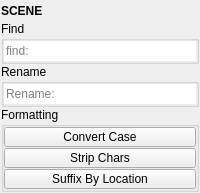
This is tentacle/ui/scene.ui in m3trik/tentacle as Qt 5 draws it before an edit. The edited form follows.
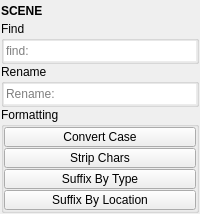
This is the edited form. Custom widgets are drawn as their Qt base class.

The edit to the form file:
```diff
--- a/tentacle/ui/scene.ui
+++ b/tentacle/ui/scene.ui
@@ -10,7 +10,7 @@
     <x>0</x>
     <y>0</y>
     <width>200</width>
-    <height>190</height>
+    <height>210</height>
    </rect>
   </property>
   <property name="tabShape">
@@ -250,6 +250,37 @@
            </property>
           </widget>
          </item>
+         <item>
+          <widget class="PushButton" name="tb003">
+           <property name="enabled">
+            <bool>true</bool>
+           </property>
+           <property name="minimumSize">
+            <size>
+             <width>0</width>
+             <height>20</height>
+            </size>
+           </property>
+           <property name="maximumSize">
+            <size>
+             <width>16777215</width>
+             <height>20</height>
+            </size>
+           </property>
+           <property name="toolTip">
+            <string>&lt;html&gt;&lt;head/&gt;&lt;body&gt;&lt;p&gt;Rename objects with a suffix defined by its type.&lt;/p&gt;&lt;/body&gt;&lt;/html&gt;</string>
+           </property>
+           <property name="text">
+            <string>Suffix By Type</string>
+           </property>
+           <property name="iconSize">
+            <size>
+             <width>18</width>
+             <height>18</height>
+            </size>
+           </property>
+          </widget>
+         </item>
          <item>
           <widget class="PushButton" name="tb001">
            <property name="enabled">
```
Left out of the diff: 3 changed lines with no effect on the pictures.
